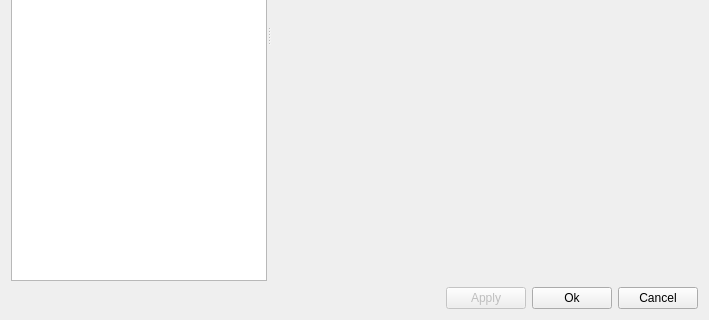
The window that ui/uifiles/settings.ui (timofey260/RWE-Sharp) describes before a commit, drawn with Qt 5; both pictures show x 0 to 709 and y 222 to 542 of the 709 by 542 pixel window.
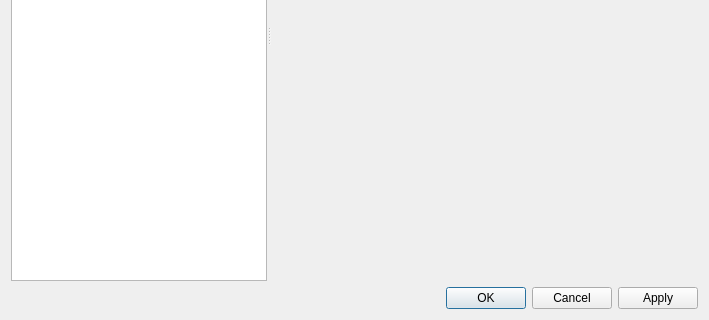
The same window after the commit. Icons and pictures are not drawn. Custom widgets are drawn as their Qt base class.

```diff
--- a/ui/uifiles/settings.ui
+++ b/ui/uifiles/settings.ui
@@ -72,51 +72,11 @@
     </widget>
    </item>
    <item>
-    <layout class="QHBoxLayout" name="butons">
-     <item>
-      <spacer name="horizontalSpacer">
-       <property name="orientation">
-        <enum>Qt::Orientation::Horizontal</enum>
-       </property>
-       <property name="sizeHint" stdset="0">
-        <size>
-         <width>40</width>
-         <height>20</height>
-        </size>
-       </property>
-      </spacer>
-     </item>
-     <item>
-      <widget class="QPushButton" name="applyButton">
-       <property name="enabled">
-        <bool>false</bool>
-       </property>
-       <property name="text">
-        <string>Apply</string>
-       </property>
-      </widget>
-     </item>
-     <item>
-      <widget class="QPushButton" name="okButton">
-       <property name="text">
-        <string>Ok</string>
-       </property>
-       <property name="default">
-        <bool>false</bool>
-       </property>
-       <property name="flat">
-        <bool>false</bool>
-       </property>
-      </widget>
-     </item>
-     <item>
-      <widget class="QPushButton" name="cancelButton">
-       <property name="text">
-        <string>Cancel</string>
-       </property>
-      </widget>
-     </item>
-    </layout>
+    <widget class="QDialogButtonBox" name="buttonBox">
+     <property name="standardButtons">
+      <set>QDialogButtonBox::StandardButton::Apply|QDialogButtonBox::StandardButton::Cancel|QDialogButtonBox::StandardButton::Ok</set>
+     </property>
+    </widget>
    </item>
   </layout>
  </widget>
```
